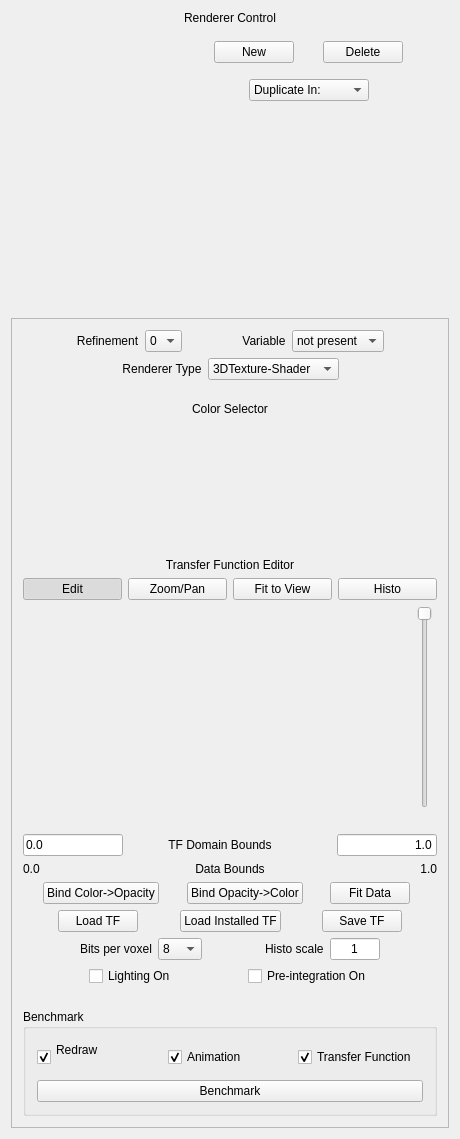
Old version of the form apps/vaporgui/guis/ui/dvr.ui in the repository yyr/vapor.
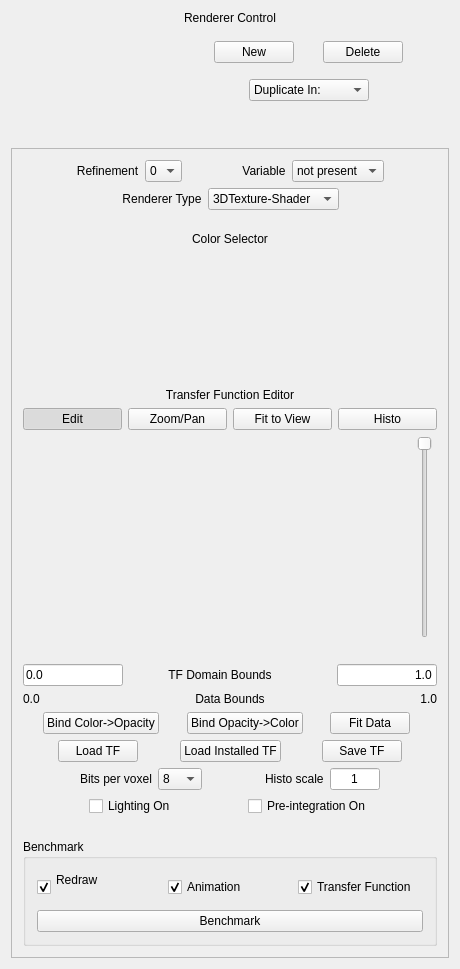
New version of the form. Custom widgets are drawn as their Qt base class.

Commit message: Squeezed the tab a bit.

What changed in the file:
```diff
--- a/apps/vaporgui/guis/ui/dvr.ui
+++ b/apps/vaporgui/guis/ui/dvr.ui
@@ -7,7 +7,7 @@
     <x>0</x>
     <y>0</y>
     <width>460</width>
-    <height>1139</height>
+    <height>969</height>
    </rect>
   </property>
   <property name="sizePolicy">
```
